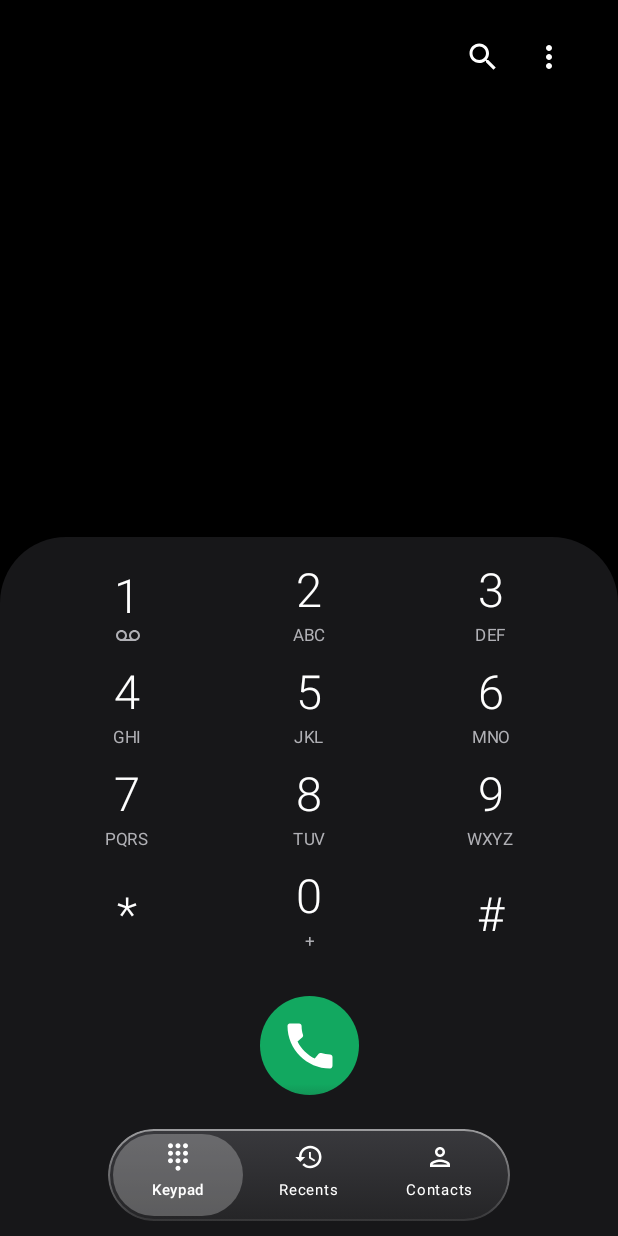
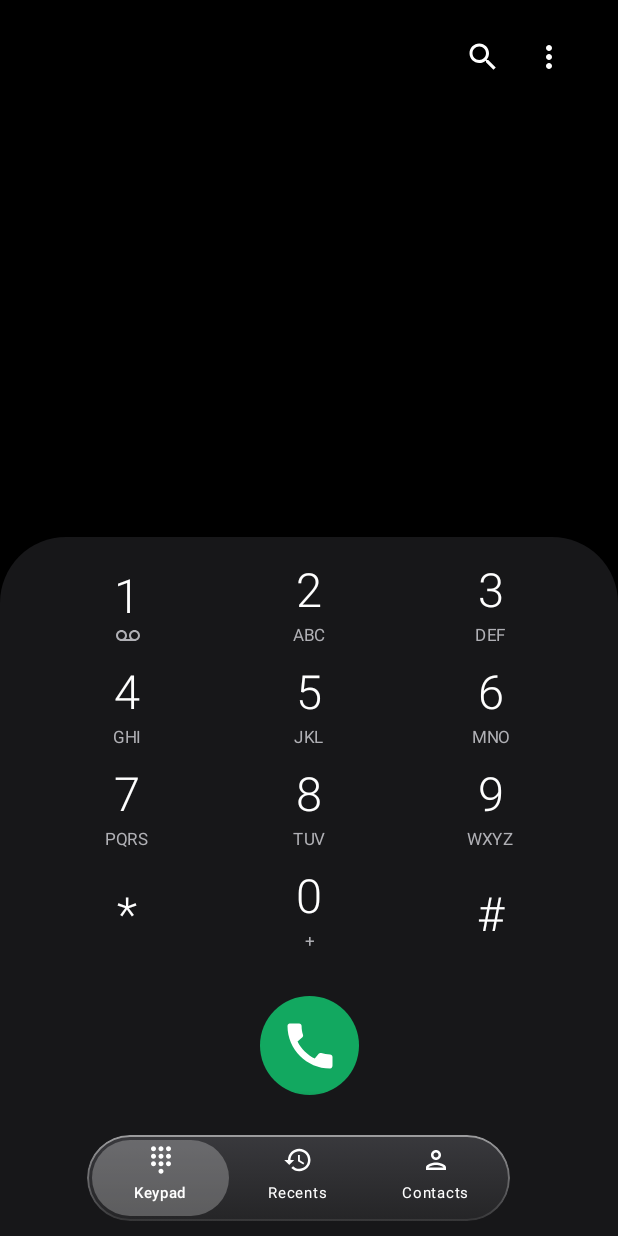
Before and after one commit to aisavexa-design/phone_s, an Android app built with Jetpack Compose: the screen it shows after launch (MainActivity), on a phone screen of 412 x 824 dp. Run offline under Robolectric (Android 15) with nearby library versions, the phone set to English and light mode, and no system bars.

Commit message:
Update MainActivity.kt

```diff
--- a/app/src/main/java/com/phones/dialer/MainActivity.kt
+++ b/app/src/main/java/com/phones/dialer/MainActivity.kt
@@ -177,7 +177,7 @@ fun SamNavBar(tab: Int, bg: Color, modifier: Modifier = Modifier, onTab: (Int) -
         modifier.fillMaxWidth()
             .background(Brush.verticalGradient(listOf(Color.Transparent, bg.copy(alpha = 0.9f), bg)))
             .navigationBarsPadding()
-            .padding(start = 72.dp, end = 72.dp, top = 30.dp, bottom = 10.dp),
+            .padding(start = 58.dp, end = 72.dp, top = 30.dp, bottom = 10.dp),
         contentAlignment = Alignment.Center
     ) {
         Row(
@@ -212,7 +212,7 @@ private fun NavItem(
     )
     Column(
         modifier.clip(RoundedCornerShape(30.dp)).background(bg)
-            .clickable(onClick = onClick).padding(vertical = 5.dp),
+            .clickable(onClick = onClick).padding(vertical = 3.dp),
         horizontalAlignment = Alignment.CenterHorizontally
     ) {
         Icon(icon, null, tint = Color.White, modifier = Modifier.size(20.dp))
```
